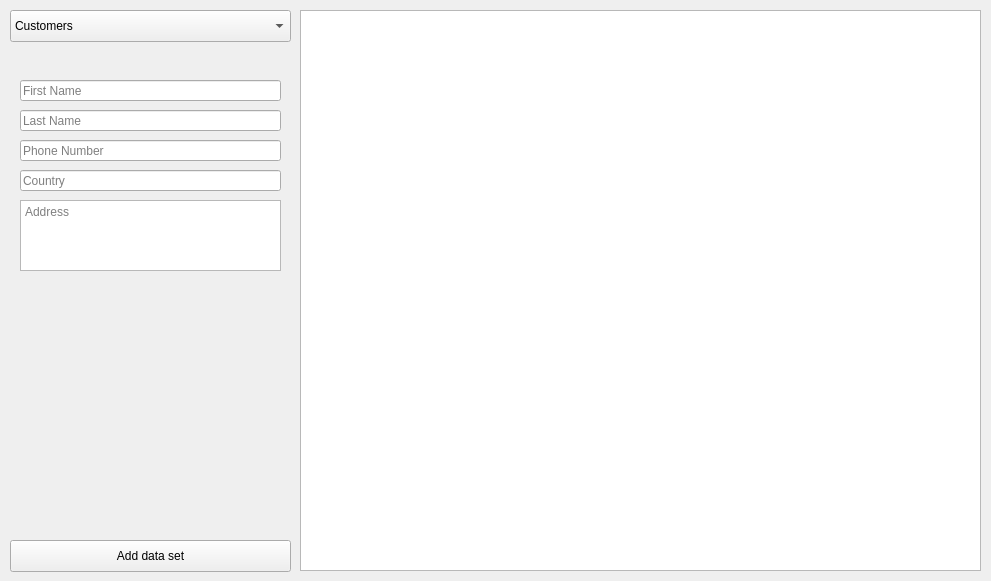
Before: the Qt Designer form app/table.ui in NgyAnthony/supinfo-2ccpp, drawn with Qt 5.
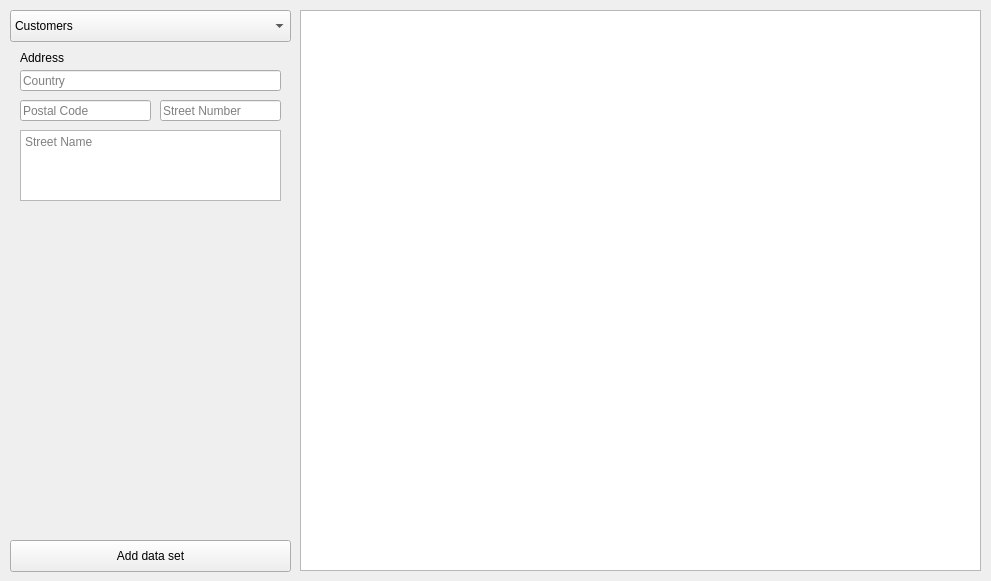
After: the same form once the commit is applied. The open tabs and pages were chosen to show the change.

Commit message: Create works on customer and address

```diff
--- a/app/table.ui
+++ b/app/table.ui
@@ -109,7 +109,7 @@
      <property name="geometry">
       <rect>
        <x>0</x>
-       <y>120</y>
+       <y>200</y>
        <width>261</width>
        <height>21</height>
       </rect>
@@ -125,13 +125,135 @@
      <property name="geometry">
       <rect>
        <x>0</x>
-       <y>150</y>
+       <y>260</y>
        <width>261</width>
        <height>71</height>
       </rect>
      </property>
      <property name="placeholderText">
+      <string>Street Name</string>
+     </property>
+    </widget>
+    <widget class="QLineEdit" name="postalcodeText">
+     <property name="geometry">
+      <rect>
+       <x>0</x>
+       <y>230</y>
+       <width>131</width>
+       <height>21</height>
+      </rect>
+     </property>
+     <property name="placeholderText">
+      <string>Postal Code</string>
+     </property>
+    </widget>
+    <widget class="QLineEdit" name="streetNumberText">
+     <property name="geometry">
+      <rect>
+       <x>140</x>
+       <y>230</y>
+       <width>121</width>
+       <height>21</height>
+      </rect>
+     </property>
+     <property name="placeholderText">
+      <string>Street Number</string>
+     </property>
+    </widget>
+    <widget class="QLabel" name="label">
+     <property name="geometry">
+      <rect>
+       <x>0</x>
+       <y>180</y>
+       <width>58</width>
+       <height>16</height>
+      </rect>
+     </property>
+     <property name="text">
       <string>Address</string>
+     </property>
+    </widget>
+    <widget class="QLabel" name="label_2">
+     <property name="geometry">
+      <rect>
+       <x>0</x>
+       <y>10</y>
+       <width>58</width>
+       <height>16</height>
+      </rect>
+     </property>
+     <property name="text">
+      <string>Identity</string>
+     </property>
+    </widget>
+   </widget>
+   <widget class="QWidget" name="addresses">
+    <widget class="QLineEdit" name="postalcodeText_2">
+     <property name="geometry">
+      <rect>
+       <x>0</x>
+       <y>50</y>
+       <width>131</width>
+       <height>21</height>
+      </rect>
+     </property>
+     <property name="placeholderText">
+      <string>Postal Code</string>
+     </property>
+    </widget>
+    <widget class="QLineEdit" name="streetNumberText_2">
+     <property name="geometry">
+      <rect>
+       <x>140</x>
+       <y>50</y>
+       <width>121</width>
+       <height>21</height>
+      </rect>
+     </property>
+     <property name="placeholderText">
+      <string>Street Number</string>
+     </property>
+    </widget>
+    <widget class="QLabel" name="label_3">
+     <property name="geometry">
+      <rect>
+       <x>0</x>
+       <y>0</y>
+       <width>58</width>
+       <height>16</height>
+      </rect>
+     </property>
+     <property name="text">
+      <string>Address</string>
+     </property>
+    </widget>
+    <widget class="QLineEdit" name="countryText_2">
+     <property name="geometry">
+      <rect>
+       <x>0</x>
+       <y>20</y>
+       <width>261</width>
+       <height>21</height>
+      </rect>
+     </property>
+     <property name="text">
+      <string/>
+     </property>
+     <property name="placeholderText">
+      <string>Country</string>
+     </property>
+    </widget>
+    <widget class="QTextEdit" name="streetnameText_2">
+     <property name="geometry">
+      <rect>
+       <x>0</x>
+       <y>80</y>
+       <width>261</width>
+       <height>71</height>
+      </rect>
+     </property>
+     <property name="placeholderText">
+      <string>Street Name</string>
      </property>
     </widget>
    </widget>
```
Left out of the diff: 15 changed lines with no effect on the pictures. The commit also changes 10 other files.
